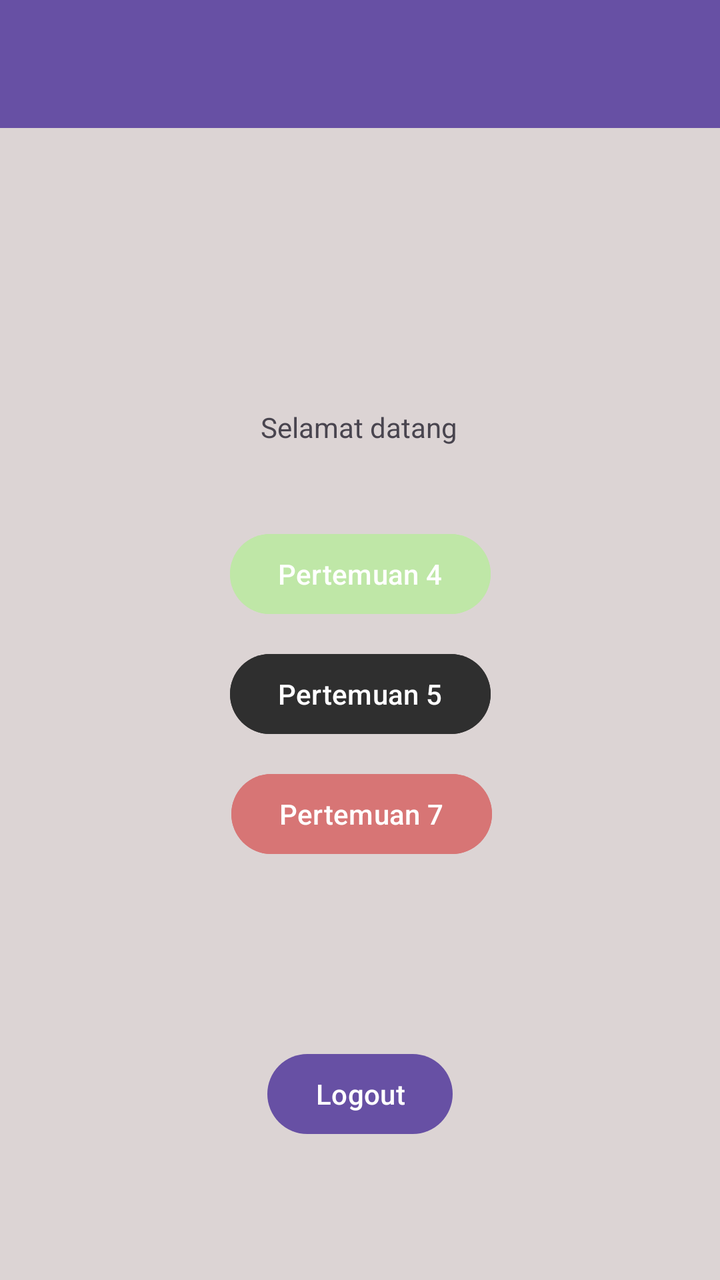
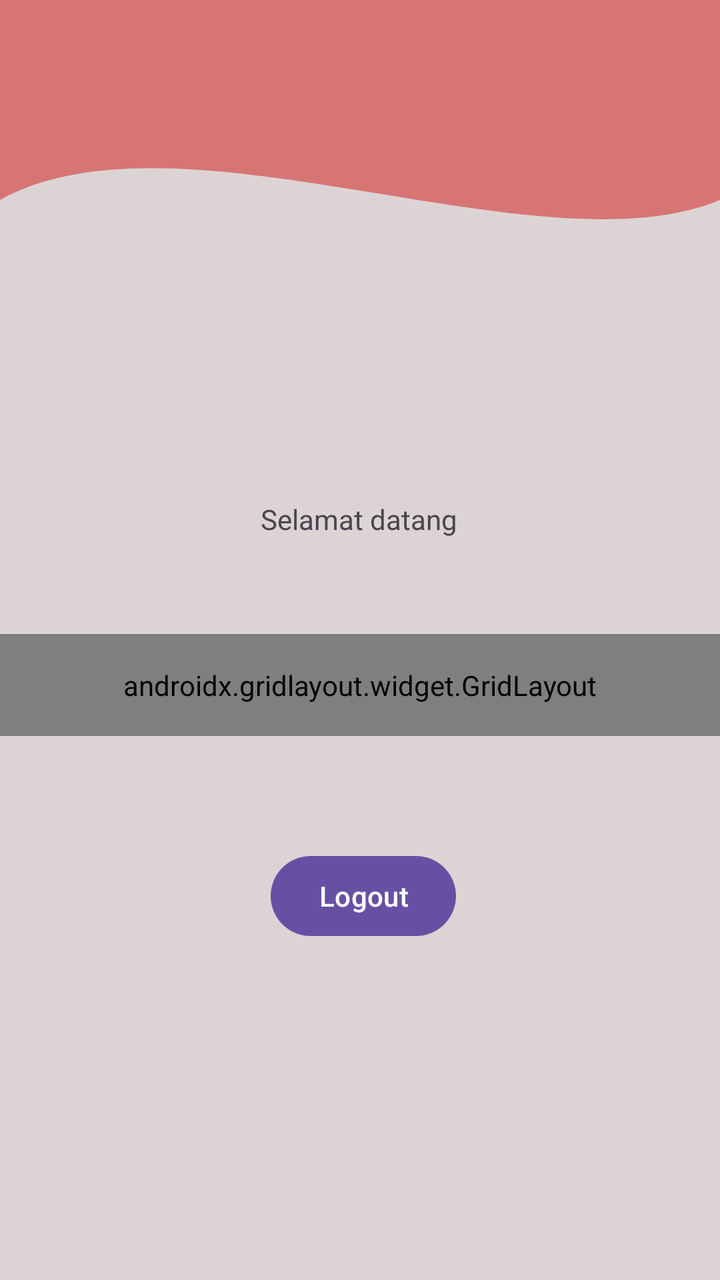

An Android layout rendered at two revisions. The XML below is the earlier revision; the diff shows what the commit changed to produce the second picture.
<!-- AndroidManifest.xml: application theme Theme.Aisyah3TIF -->
<!-- res/layout/fragment_home.xml -->
<?xml version="1.0" encoding="utf-8"?>
<androidx.constraintlayout.widget.ConstraintLayout xmlns:android="http://schemas.android.com/apk/res/android"
    xmlns:tools="http://schemas.android.com/tools"
    android:layout_width="match_parent"
    android:layout_height="match_parent"
    xmlns:app="http://schemas.android.com/apk/res-auto"
    android:background="#DCD4D4"
    tools:context=".Home.HomeFragment">

    <androidx.appcompat.widget.Toolbar
        android:id="@+id/toolbar"
        android:layout_width="match_parent"
        android:layout_height="?attr/actionBarSize"
        android:background="?attr/colorPrimary"
        app:layout_constraintTop_toTopOf="parent"
        app:layout_scrollFlags="scroll|enterAlways"
        app:titleTextColor="@android:color/white"
        tools:layout_editor_absoluteX="0dp" />

    <Button
        android:id="@+id/btnToFourth"
        android:layout_width="wrap_content"
        android:layout_height="wrap_content"
        android:layout_marginTop="40dp"
        android:backgroundTint="@color/hijau_semangka"
        android:text="Pertemuan 4"
        app:layout_constraintEnd_toEndOf="parent"
        app:layout_constraintStart_toStartOf="parent"
        app:layout_constraintTop_toBottomOf="@+id/kirim" />

    <TextView
        android:id="@+id/kirim"
        android:layout_width="wrap_content"
        android:layout_height="wrap_content"
        android:layout_marginTop="204dp"
        android:text="Selamat datang"
        app:layout_constraintEnd_toEndOf="parent"
        app:layout_constraintHorizontal_bias="0.498"
        app:layout_constraintStart_toStartOf="parent"
        app:layout_constraintTop_toTopOf="parent" />

    <Button
        android:id="@+id/btnFifth"
        android:layout_width="wrap_content"
        android:layout_height="wrap_content"
        android:layout_marginTop="12dp"
        android:backgroundTint="@color/abu_tua"
        android:text="Pertemuan 5"
        app:layout_constraintEnd_toEndOf="parent"
        app:layout_constraintStart_toStartOf="parent"
        app:layout_constraintTop_toBottomOf="@+id/btnToFourth" />

    <Button
        android:id="@+id/btnLogout"
        android:layout_width="wrap_content"
        android:layout_height="wrap_content"
        android:layout_marginTop="92dp"
        android:text="Logout"
        app:layout_constraintEnd_toEndOf="parent"
        app:layout_constraintStart_toStartOf="parent"
        app:layout_constraintTop_toBottomOf="@+id/btnToSeventh" />

    <Button
        android:id="@+id/btnToSeventh"
        android:layout_width="wrap_content"
        android:layout_height="wrap_content"
        android:layout_marginTop="12dp"
        android:backgroundTint="@color/merah_semangka"
        android:text="Pertemuan 7"
        app:layout_constraintEnd_toEndOf="parent"
        app:layout_constraintHorizontal_bias="0.503"
        app:layout_constraintStart_toStartOf="parent"
        app:layout_constraintTop_toBottomOf="@+id/btnFifth" />

</androidx.constraintlayout.widget.ConstraintLayout>
<!-- resources referenced by this layout -->
<resources>
  <color name="abu_tua">#2F2F2F</color>
  <color name="hijau_semangka">#BFE7A7</color>
  <color name="merah_semangka">#D77575</color>
  <style name="Theme.Aisyah3TIF" parent="Base.Theme.Aisyah3TIF" />
  <style name="Base.Theme.Aisyah3TIF" parent="Theme.Material3.DayNight.NoActionBar">
          
          
      </style>
</resources>

<!-- the commit's change to res/layout/fragment_home.xml (unified diff, before → after) -->
@@ -7,69 +7,102 @@
     android:background="#DCD4D4"
     tools:context=".Home.HomeFragment">
 
+    <View
+        android:id="@+id/background_header"
+        android:layout_width="0dp"
+        android:layout_height="250dp"
+        android:background="@drawable/bg_header_wave"
+        app:layout_constraintStart_toStartOf="parent"
+        app:layout_constraintEnd_toEndOf="parent"
+        app:layout_constraintTop_toTopOf="parent"/>
+
     <androidx.appcompat.widget.Toolbar
         android:id="@+id/toolbar"
         android:layout_width="match_parent"
         android:layout_height="?attr/actionBarSize"
-        android:background="?attr/colorPrimary"
+        android:background="@color/merah_semangka"
         app:layout_constraintTop_toTopOf="parent"
         app:layout_scrollFlags="scroll|enterAlways"
         app:titleTextColor="@android:color/white"
         tools:layout_editor_absoluteX="0dp" />
 
-    <Button
-        android:id="@+id/btnToFourth"
-        android:layout_width="wrap_content"
-        android:layout_height="wrap_content"
-        android:layout_marginTop="40dp"
-        android:backgroundTint="@color/hijau_semangka"
-        android:text="Pertemuan 4"
-        app:layout_constraintEnd_toEndOf="parent"
-        app:layout_constraintStart_toStartOf="parent"
-        app:layout_constraintTop_toBottomOf="@+id/kirim" />
-
     <TextView
         android:id="@+id/kirim"
         android:layout_width="wrap_content"
         android:layout_height="wrap_content"
-        android:layout_marginTop="204dp"
         android:text="Selamat datang"
         app:layout_constraintEnd_toEndOf="parent"
         app:layout_constraintHorizontal_bias="0.498"
         app:layout_constraintStart_toStartOf="parent"
-        app:layout_constraintTop_toTopOf="parent" />
+        app:layout_constraintTop_toBottomOf="@+id/background_header" />
 
-    <Button
-        android:id="@+id/btnFifth"
-        android:layout_width="wrap_content"
+    <androidx.gridlayout.widget.GridLayout
+        android:id="@+id/gridLayout"
+        android:layout_width="match_parent"
         android:layout_height="wrap_content"
-        android:layout_marginTop="12dp"
-        android:backgroundTint="@color/abu_tua"
-        android:text="Pertemuan 5"
+        android:layout_marginTop="48dp"
+        android:padding="16dp"
+        app:columnCount="2"
         app:layout_constraintEnd_toEndOf="parent"
+        app:layout_constraintHorizontal_bias="0.0"
         app:layout_constraintStart_toStartOf="parent"
-        app:layout_constraintTop_toBottomOf="@+id/btnToFourth" />
+        app:layout_constraintTop_toBottomOf="@+id/kirim"
+        app:useDefaultMargins="true">
+
+        <Button
+            android:id="@+id/btnToFourth"
+            android:layout_width="wrap_content"
+            android:layout_height="wrap_content"
+            android:backgroundTint="@color/hijau_semangka"
+            android:text="Pertemuan 4"
+            app:layout_constraintEnd_toEndOf="parent"
+            app:layout_columnWeight="1"
+            app:layout_gravity="fill_horizontal"/>
+
+        <Button
+            android:id="@+id/btnFifth"
+            android:layout_width="wrap_content"
+            android:layout_height="wrap_content"
+            android:backgroundTint="@color/abu_tua"
+            android:text="Pertemuan 5"
+            app:layout_constraintEnd_toEndOf="parent"
+            app:layout_constraintStart_toStartOf="parent"
+            app:layout_columnWeight="1"
+            app:layout_gravity="fill_horizontal"/>
+
+        <Button
+            android:id="@+id/btnToSeventh"
+            android:layout_width="wrap_content"
+            android:layout_height="wrap_content"
+            android:backgroundTint="@color/merah_semangka"
+            android:text="Pertemuan 7"
+            app:layout_constraintEnd_toEndOf="parent"
+            app:layout_constraintHorizontal_bias="0.503"
+            app:layout_constraintStart_toStartOf="parent"
+            app:layout_columnWeight="1"
+            app:layout_gravity="fill_horizontal"/>
+
+        <Button
+            android:id="@+id/btnToTenth"
+            android:layout_width="wrap_content"
+            android:layout_height="wrap_content"
+            android:backgroundTint="@color/hijau_tua"
+            android:text="Pertemuan 10"
+            app:layout_constraintEnd_toEndOf="parent"
+            app:layout_constraintStart_toStartOf="parent"
+            app:layout_columnWeight="1"
+            app:layout_gravity="fill_horizontal"/>
+
+    </androidx.gridlayout.widget.GridLayout>
 
     <Button
         android:id="@+id/btnLogout"
         android:layout_width="wrap_content"
         android:layout_height="wrap_content"
-        android:layout_marginTop="92dp"
+        android:layout_marginTop="56dp"
         android:text="Logout"
         app:layout_constraintEnd_toEndOf="parent"
+        app:layout_constraintHorizontal_bias="0.506"
         app:layout_constraintStart_toStartOf="parent"
-        app:layout_constraintTop_toBottomOf="@+id/btnToSeventh" />
-
-    <Button
-        android:id="@+id/btnToSeventh"
-        android:layout_width="wrap_content"
-        android:layout_height="wrap_content"
-        android:layout_marginTop="12dp"
-        android:backgroundTint="@color/merah_semangka"
-        android:text="Pertemuan 7"
-        app:layout_constraintEnd_toEndOf="parent"
-        app:layout_constraintHorizontal_bias="0.503"
-        app:layout_constraintStart_toStartOf="parent"
-        app:layout_constraintTop_toBottomOf="@+id/btnFifth" />
-
+        app:layout_constraintTop_toBottomOf="@+id/gridLayout" />
 </androidx.constraintlayout.widget.ConstraintLayout>
<!-- resource entries referenced after the edit -->
@@ -2,7 +2,41 @@
 <resources>
   <color name="abu_tua">#2F2F2F</color>
   <color name="hijau_semangka">#BFE7A7</color>
+  <color name="hijau_tua">#567138</color>
   <color name="merah_semangka">#D77575</color>
+  <!-- drawable bg_header_wave (drawable) -->
+  <?xml version="1.0" encoding="utf-8"?>
+  <vector xmlns:android="http://schemas.android.com/apk/res/android"
+      android:width="100dp"
+      android:height="100dp"
+      android:viewportWidth="100"
+      android:viewportHeight="100">
+  
+      
+      <path
+          android:fillColor="@color/merah_semangka"
+          android:pathData="
+              M0,0
+              L100,0
+              L100,40
+              C 75,55
+                25,20
+                0,40
+              Z" />
+  
+  
+  
+  
+  
+  
+  
+  
+  
+  
+  
+  
+  
+  </vector>
   <style name="Theme.Aisyah3TIF" parent="Base.Theme.Aisyah3TIF" />
   <style name="Base.Theme.Aisyah3TIF" parent="Theme.Material3.DayNight.NoActionBar">
           
